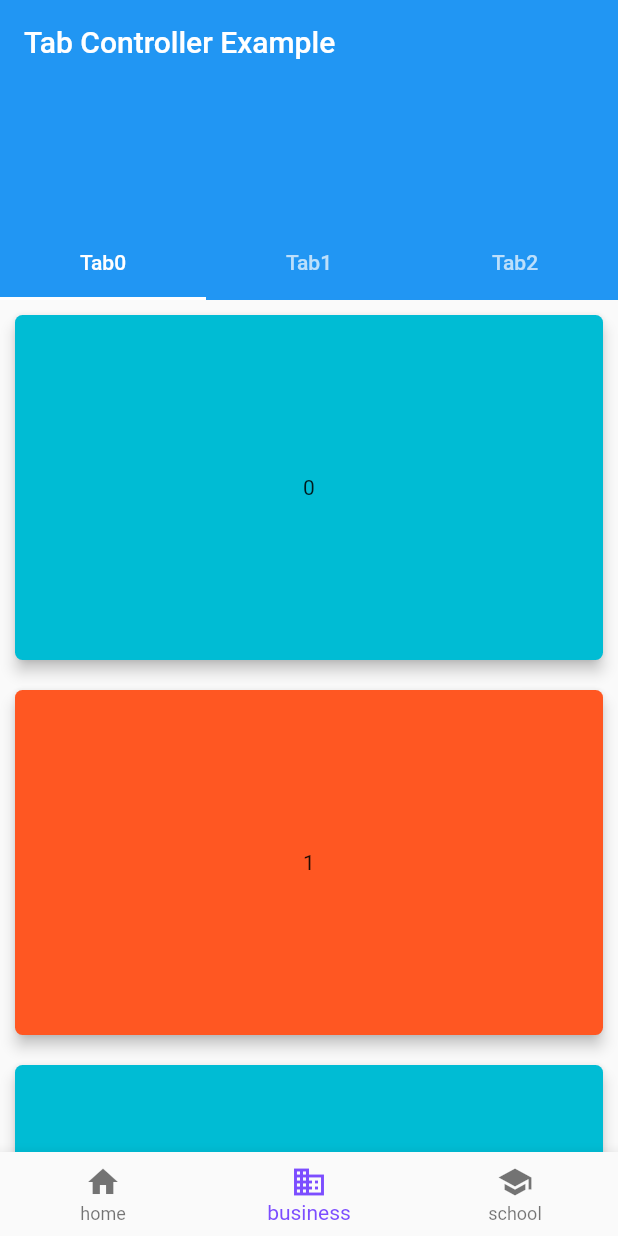
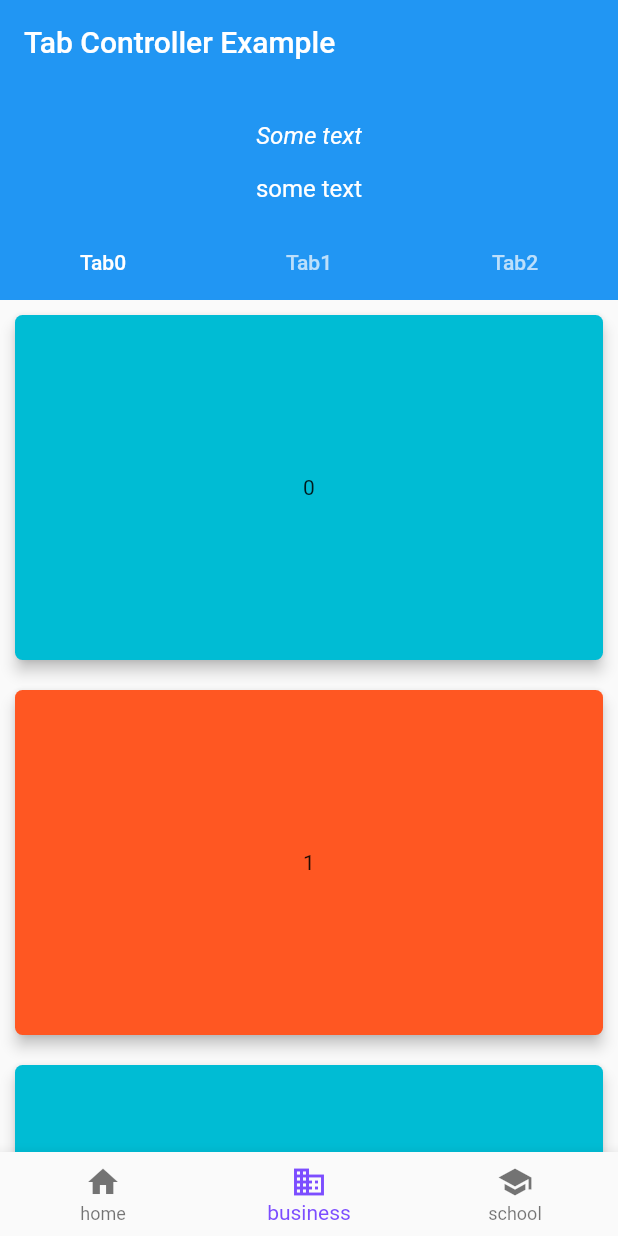
Before and after one commit to SmallMouth/Flutter_TabBar_BottomNavigationBar, a Flutter app: the screen it shows after launch, on a phone screen of 412 x 824 dp. Run offline on Flutter 3.47's test engine with Material 2 defaults, Android fonts, the phone set to English and light mode, and no system bars; Roboto replaces fonts that are missing (PlayfairDisplay).

Commit message:
SliverAppBar with FlexibleSpaceBar

```diff
--- a/lib/screens/screen_tabpage.dart
+++ b/lib/screens/screen_tabpage.dart
@@ -64,6 +64,39 @@ class TabPageState extends State<TabPage> with SingleTickerProviderStateMixin {
                 floating: true,
                 forceElevated: boxIsScrolled,
                 expandedHeight: 200,
+                flexibleSpace: FlexibleSpaceBar(
+                  collapseMode: CollapseMode.pin,
+                  centerTitle: true,
+                  background: Column(
+                    mainAxisAlignment: MainAxisAlignment.center,
+                    crossAxisAlignment: CrossAxisAlignment.center,
+                    children: <Widget>[
+                      Container(
+                          margin: EdgeInsets.only(top: 16.0),
+                          padding: EdgeInsets.only(left: 32.0, right: 32.0),
+                          child: Text(
+                            'Some text',
+                            textAlign: TextAlign.center,
+                            style: TextStyle(
+                                color: Colors.white,
+                                fontFamily: 'PlayfairDisplay',
+                                fontStyle: FontStyle.italic,
+                                fontSize: 16.0),
+                          )),
+                      Container(
+                          margin: EdgeInsets.only(top: 16.0),
+                          padding: EdgeInsets.only(left: 32.0, right: 32.0),
+                          child: Text(
+                            'some text',
+                            textAlign: TextAlign.center,
+                            style: TextStyle(
+                                color: Colors.white,
+                                fontFamily: 'PlayfairDisplay',
+                                fontSize: 16.0),
+                          )),
+                    ],
+                  ),
+                ),
                 bottom: TabBar(
                   tabs: <Widget>[
                     Tab(text: 'Tab0'),
```
